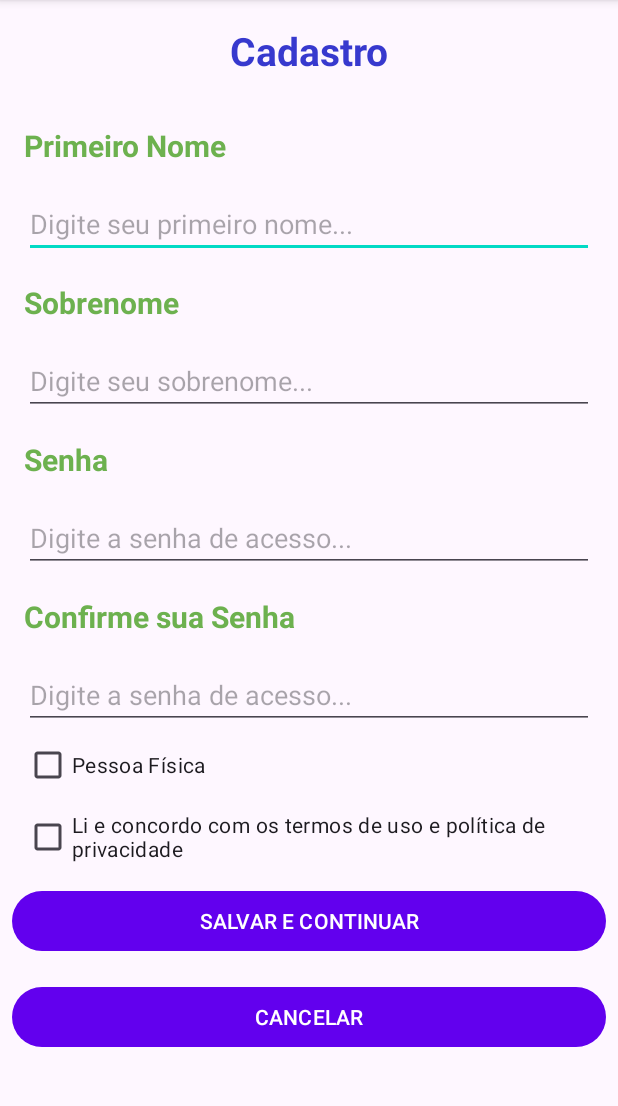
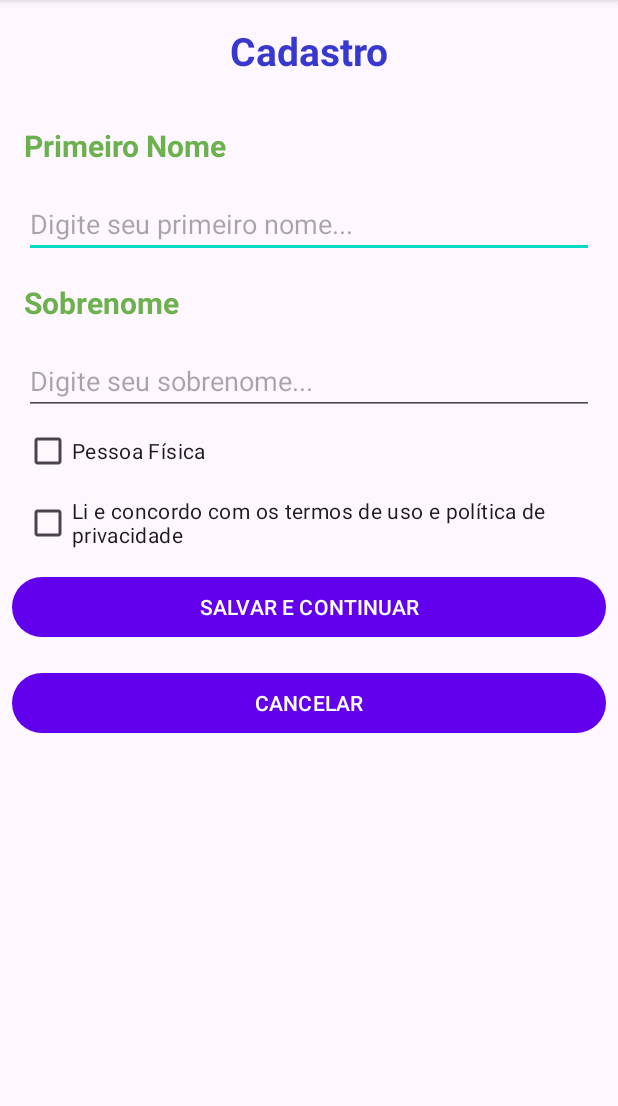
Before and after one commit to anamux/cadastropessoafisicaepessoajuridica, an Android app: the CadastroNovoCliente screen opened directly, with no data from a screen before it, on a phone screen of 412 x 824 dp, the part 96-1202 px from its top. Run offline under Robolectric (Android 15) with nearby library versions, the phone set to English and light mode, and no system bars.

Commit message:
Arrumando o projeto quebrado.

```diff
--- a/app/src/main/java/com/anamuxfeldt/cadastroclientescomdb/controller/ClienteController.java
+++ b/app/src/main/java/com/anamuxfeldt/cadastroclientescomdb/controller/ClienteController.java
@@ -10,12 +10,18 @@ import com.anamuxfeldt.cadastroclientescomdb.database.AppDataBase;
 import com.anamuxfeldt.cadastroclientescomdb.database.ClienteDataModel;
 import com.anamuxfeldt.cadastroclientescomdb.model.Cliente;
 
+import java.sql.Connection;
+import java.sql.DriverManager;
+import java.sql.PreparedStatement;
+import java.sql.ResultSet;
+import java.sql.SQLException;
 import java.util.ArrayList;
 import java.util.List;
 
 public class ClienteController extends AppDataBase {
     public static final String TABELA = ClienteDataModel.TABELA;
     private ContentValues dados;
+
     public ClienteController(@Nullable Context context) {
         super(context);
     }
--- a/app/src/main/java/com/anamuxfeldt/cadastroclientescomdb/database/ClienteDataModel.java
+++ b/app/src/main/java/com/anamuxfeldt/cadastroclientescomdb/database/ClienteDataModel.java
@@ -24,8 +24,8 @@ public class ClienteDataModel {
         query += EMAIL+" TEXT, ";
         query += SENHA+" TEXT, ";
         query += PESSOAFISICA+" INTEGER, ";
-        query += DATA_ALT+" TEXT, ";
-        query += DATA_INC+" TEXT";
+        query += DATA_ALT+" TIMESTAMP DEFAULT CURRENT_TIMESTAMP, ";
+        query += DATA_INC+" TIMESTAMP DEFAULT CURRENT_TIMESTAMP";
         query +=")";
 
 
--- a/app/src/main/java/com/anamuxfeldt/cadastroclientescomdb/view/MainActivity.java
+++ b/app/src/main/java/com/anamuxfeldt/cadastroclientescomdb/view/MainActivity.java
@@ -49,6 +49,7 @@ public class MainActivity extends AppCompatActivity {
 
 
     private void restaurarSharedPreferences() {
+        preferences = getSharedPreferences(SplashActivity.PREF_APP, MODE_PRIVATE);
 
         cliente.setPrimeiroNome(preferences.getString("primeiroNome", "Nulo"));
         cliente.setSobrenome(preferences.getString("sobrenome", "Nulo"));
@@ -136,6 +137,8 @@ public class MainActivity extends AppCompatActivity {
     }
 
     private void salvarSharedPreferences() {
+        preferences = getSharedPreferences(SplashActivity.PREF_APP, MODE_PRIVATE);
+        SharedPreferences.Editor dados = preferences.edit();
     }
 
     public void consultarClientes(View view) {
--- a/app/src/main/res/layout/activity_cadastro_cliente_pj.xml
+++ b/app/src/main/res/layout/activity_cadastro_cliente_pj.xml
@@ -5,6 +5,7 @@
     android:layout_height="match_parent"
     android:orientation="vertical"
     tools:context=".view.PessoaJuridica">
+
 
     <TextView android:id="@+id/TxtPJ"
         android:layout_width="match_parent"
--- a/app/src/main/res/layout/activity_cadastro_novo_cliente.xml
+++ b/app/src/main/res/layout/activity_cadastro_novo_cliente.xml
@@ -58,45 +58,6 @@
         android:hint="@string/digite_seu_sobrenome"
         android:inputType="textPersonName" />
 
-    <TextView
-        android:id="@+id/txtCadastrarSenha"
-        android:layout_width="match_parent"
-        android:layout_height="wrap_content"
-        android:layout_margin="16dp"
-        android:text="@string/senha"
-        android:textColor="@color/green"
-        android:textSize="20sp"
-        android:textStyle="bold" />
-
-    <EditText
-        android:id="@+id/editSenha"
-        android:layout_width="match_parent"
-        android:layout_height="wrap_content"
-        android:layout_marginLeft="16dp"
-        android:layout_marginRight="16dp"
-        android:ems="10"
-        android:hint="@string/digite_senha"
-        android:inputType="numberPassword" />
-
-    <TextView
-        android:id="@+id/txtConfirmaSenha"
-        android:layout_width="match_parent"
-        android:layout_height="wrap_content"
-        android:layout_margin="16dp"
-        android:text="@string/confirme_sua_senha"
-        android:textColor="@color/green"
-        android:textSize="20sp"
-        android:textStyle="bold" />
-
-    <EditText
-        android:id="@+id/editConfirmaSenha"
-        android:layout_width="match_parent"
-        android:layout_height="wrap_content"
-        android:layout_marginLeft="16dp"
-        android:layout_marginRight="16dp"
-        android:ems="10"
-        android:hint="@string/digite_senha"
-        android:inputType="numberPassword" />
 <androidx.appcompat.widget.LinearLayoutCompat
     android:layout_width="wrap_content"
     android:layout_height="wrap_content"
```
Also changed, not shown: app/src/main/java/com/anamuxfeldt/cadastroclientescomdb/database/AppDataBase.java (+10 -10 lines), app/src/main/java/com/anamuxfeldt/cadastroclientescomdb/view/CadastroNovoCliente.java (+12 -2 lines), app/src/main/java/com/anamuxfeldt/cadastroclientescomdb/view/Login.java (+29 -25 lines), app/src/main/java/com/anamuxfeldt/cadastroclientescomdb/view/PessoaFisica.java (+5 -4 lines), app/src/main/java/com/anamuxfeldt/cadastroclientescomdb/view/PessoaJuridica.java (+9 -4 lines), app/src/main/java/com/anamuxfeldt/cadastroclientescomdb/view/SplashActivity.java (+8 -2 lines), app/src/main/res/layout/activity_cadastro_pessoa_fisica.xml (+15 -9 lines).
